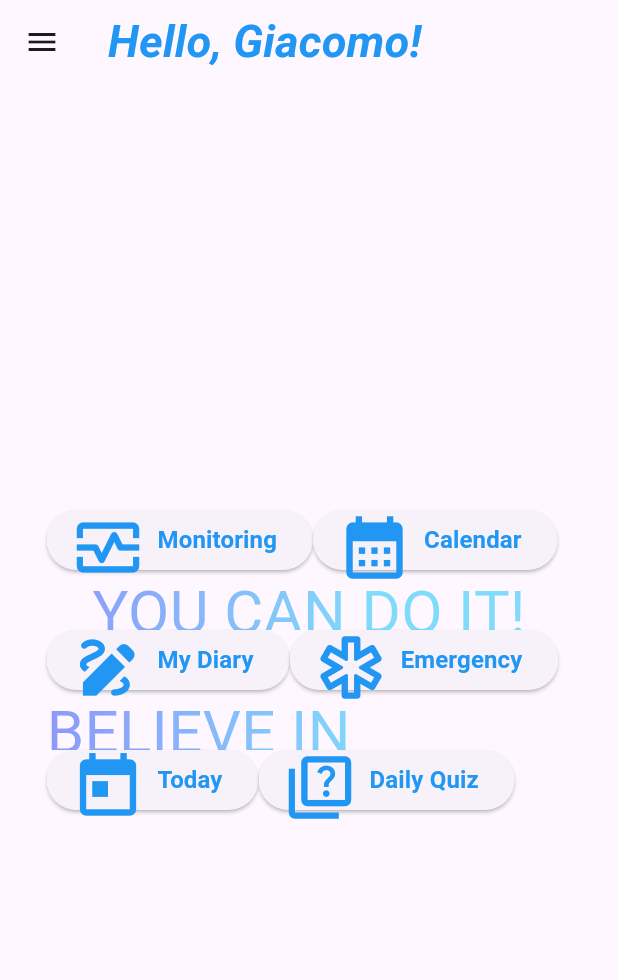
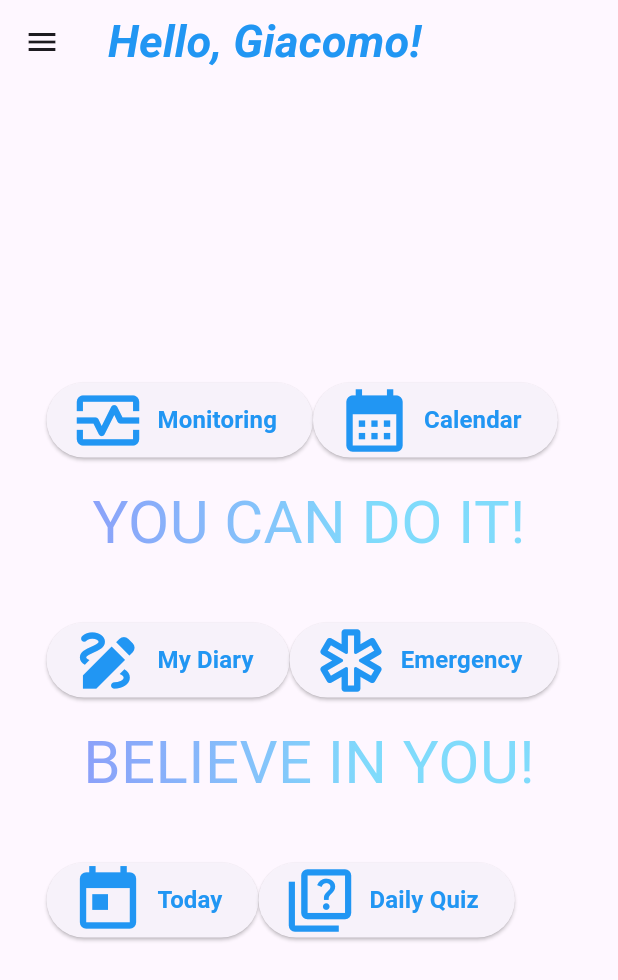
Before and after one commit to EmmaGh00/GROUP-PROJECT, a Flutter app: the HomePage screen opened directly, on a phone screen of 412 x 824 dp. Shown: the top 980 px of the screen. Run offline on Flutter 3.47's test engine with Material 3 defaults, Android fonts, the phone set to English and light mode, and no system bars; our stand-ins replace jwt_decoder, shared_preferences, syncfusion_flutter_charts, table_calendar; accounts and stored records are empty; network calls fail; Roboto replaces fonts that are missing (Outfit).

Commit message:
8 luglio pomeriggio

```diff
--- a/3 giugno/lib/models/rest_data.dart
+++ b/3 giugno/lib/models/rest_data.dart
@@ -8,9 +8,9 @@ class Restdata {
 
   Restdata({required this.time, required this.value});
 
-  Restdata.fromJson(String date, Map<String, dynamic> json) : //is a costroctor with a name,
-      time = DateFormat('yyyy-MM-dd HH:mm:ss').parse('$date ${json["time"]}'),
-      value = double.parse('${json["value"]}');
+  Restdata.fromJson(String date, double value) : //is a costroctor with a name,
+      time = DateFormat('yyyy-MM-dd').parse('$date'),
+      value = value;
 
   @override
   String toString() {
--- a/3 giugno/lib/provider/data_provider.dart
+++ b/3 giugno/lib/provider/data_provider.dart
@@ -15,10 +15,10 @@ class DataProvider extends ChangeNotifier {
 
     //if OK parse the response adding all the elements to the list, otherwise do nothing
     if (data != null) {
-      for (var i = 0; i < data['date']('data').length; i++) {
+      //for (var i = 0; i < data['data']('data').length; i++) {
         restData.add(
-           Restdata.fromJson(data['date']['data'], data['date']['data'][i]));
-      } //for
+           Restdata.fromJson(data['data']['date'], data['data']['data']['value']));
+      //} //for
 
       //remember to notify the listeners
       notifyListeners();
--- a/3 giugno/lib/screens/dailyQuiz.dart
+++ b/3 giugno/lib/screens/dailyQuiz.dart
@@ -20,7 +20,7 @@ class _DailyQuizState extends State<DailyQuiz> {
       backgroundColor: Colors.white,
        // backgroundColor: FlutterFlowTheme.of(context).primaryBackground,
       appBar: AppBar(
-        title: Text('Emergency',
+        title: Text('Daily Quiz',
           style: TextStyle(
             fontFamily: 'Outfit',
             fontStyle: FontStyle.normal,
@@ -50,7 +50,7 @@ class _DailyQuizState extends State<DailyQuiz> {
                 child: Align(
                   alignment: Alignment.center,
                   child: Icon(
-                    Icons.emergency_outlined,
+                    Icons.quiz_outlined,
                     color: Colors.blue,
                     size: 300,
                   ),
--- a/3 giugno/lib/screens/homePage.dart
+++ b/3 giugno/lib/screens/homePage.dart
@@ -37,7 +37,7 @@ class HomePage extends StatelessWidget {
       ),
       body: Center(
         child:Container(
-          height: 200,
+          height: 400,
           width: 350,
           decoration: BoxDecoration(borderRadius: BorderRadius.circular(10)),
           child: Column(
@@ -154,7 +154,7 @@ class HomePage extends StatelessWidget {
               ),
 
               Expanded(
-                child: Text('BELIEVE IN YOURSELF!',
+                child: Text('BELIEVE IN YOU!',
                   style: TextStyle(
                     fontSize: 40,
                     foreground: Paint()
```
Also changed, not shown: 3 giugno/lib/screens/awardsPage.dart (+8 -9 lines).
